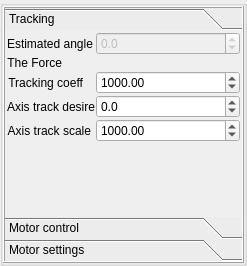
This is AxisControlPanel.ui in artm/biofame-robot as Qt 5 draws it before an edit. The edited form follows.
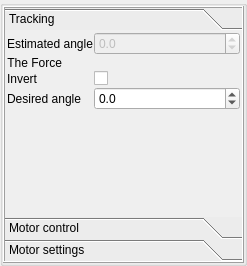
This is the edited form. The open tabs and pages were chosen to show the change. Custom widgets are drawn as their Qt base class.

Commit message: simpler controls, no stepwise legacy

What changed in the file:
```diff
--- a/AxisControlPanel.ui
+++ b/AxisControlPanel.ui
@@ -62,6 +62,9 @@
        <string>Tracking</string>
       </attribute>
       <layout class="QFormLayout" name="formLayout_3">
+       <property name="fieldGrowthPolicy">
+        <enum>QFormLayout::AllNonFixedFieldsGrow</enum>
+       </property>
        <property name="horizontalSpacing">
         <number>1</number>
        </property>
@@ -126,27 +129,17 @@
          </property>
         </widget>
        </item>
-       <item row="4" column="0">
+       <item row="6" column="0">
         <widget class="QLabel" name="desireLabel">
          <property name="text">
-          <string>Axis track desire</string>
+          <string>Desired angle</string>
          </property>
          <property name="alignment">
           <set>Qt::AlignRight|Qt::AlignTrailing|Qt::AlignVCenter</set>
          </property>
         </widget>
        </item>
-       <item row="2" column="0">
-        <widget class="QLabel" name="trackingCoeffLabel">
-         <property name="text">
-          <string>Tracking coeff</string>
-         </property>
-         <property name="alignment">
-          <set>Qt::AlignRight|Qt::AlignTrailing|Qt::AlignVCenter</set>
-         </property>
-        </widget>
-       </item>
-       <item row="4" column="1">
+       <item row="6" column="1">
         <widget class="QDoubleSpinBox" name="desire">
          <property name="decimals">
           <number>1</number>
@@ -162,45 +155,20 @@
          </property>
         </widget>
        </item>
-       <item row="2" column="1">
-        <widget class="QDoubleSpinBox" name="trackingCoeff">
-         <property name="decimals">
-          <number>2</number>
-         </property>
-         <property name="minimum">
-          <double>-1000000.000000000000000</double>
-         </property>
-         <property name="maximum">
-          <double>1000000.000000000000000</double>
-         </property>
-         <property name="singleStep">
-          <double>100.000000000000000</double>
-         </property>
-         <property name="value">
-          <double>1000.000000000000000</double>
-         </property>
-        </widget>
-       </item>
-       <item row="5" column="0">
-        <widget class="QLabel" name="desireScaleLabel">
+       <item row="4" column="0">
+        <widget class="QLabel" name="invertLabel">
          <property name="text">
-          <string>Axis track scale</string>
+          <string>Invert</string>
          </property>
-         <property name="alignment">
-          <set>Qt::AlignRight|Qt::AlignTrailing|Qt::AlignVCenter</set>
-         </property>
         </widget>
        </item>
-       <item row="5" column="1">
-        <widget class="QDoubleSpinBox" name="desireScale">
-         <property name="decimals">
-          <number>2</number>
+       <item row="4" column="1">
+        <widget class="QCheckBox" name="invert">
+         <property name="toolTip">
+          <string>Positive force corresponds to negative speed and vice versa</string>
          </property>
-         <property name="maximum">
-          <double>1000000.000000000000000</double>
-         </property>
-         <property name="value">
-          <double>1000.000000000000000</double>
+         <property name="text">
+          <string/>
          </property>
         </widget>
        </item>
```
Left out of the diff: 5 changed lines with no effect on the pictures. The commit also changes 5 other files.
